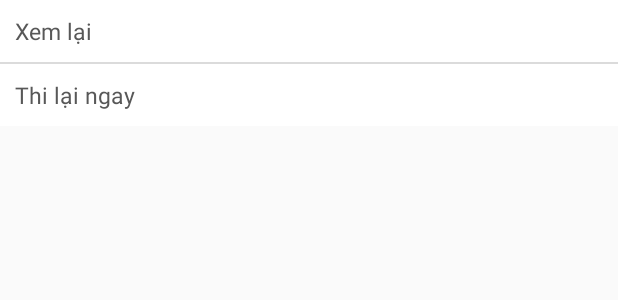
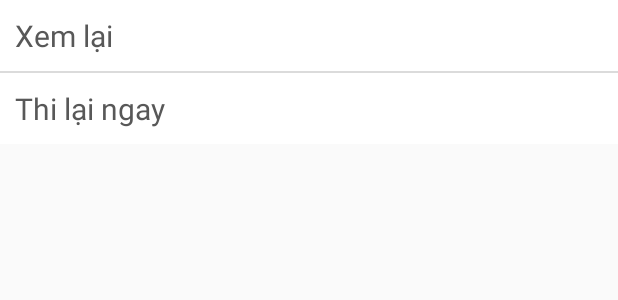
Before and after one commit to HikaruNguyen/Ezlearn, an Android app: the layout dialog_history_exam_choose.xml on its own in the app's theme, with its tools: preview values and no code run, on a phone screen of 412 x 824 dp. Shown: the top 300 px of the screen. Run offline under Robolectric (Android 15) with nearby library versions, the phone set to English and light mode, and no system bars.

```diff
--- a/app/src/main/res/layout/dialog_history_exam_choose.xml
+++ b/app/src/main/res/layout/dialog_history_exam_choose.xml
@@ -13,7 +13,7 @@
             android:padding="@dimen/margin_10dp"
             android:text="@string/review"
             android:textColor="@color/text_black"
-            android:textSize="@dimen/text_size_15sp" />
+            android:textSize="@dimen/text_size_20sp" />
 
         <View
             android:layout_width="match_parent"
@@ -28,6 +28,6 @@
             android:padding="@dimen/margin_10dp"
             android:text="@string/retesting"
             android:textColor="@color/text_black"
-            android:textSize="@dimen/text_size_15sp" />
+            android:textSize="@dimen/text_size_20sp" />
     </LinearLayout>
 </layout>
```
Also changed, not shown: app/src/main/res/mipmap-hdpi/ic_launcher.png, app/src/main/res/mipmap-hdpi/ic_launcher_round.png, app/src/main/res/mipmap-mdpi/ic_launcher.png, app/src/main/res/mipmap-mdpi/ic_launcher_round.png, app/src/main/res/mipmap-xhdpi/ic_launcher.png, app/src/main/res/mipmap-xhdpi/ic_launcher_round.png, app/src/main/res/mipmap-xxhdpi/ic_launcher.png, app/src/main/res/mipmap-xxhdpi/ic_launcher_round.png, app/src/main/res/mipmap-xxxhdpi/ic_launcher.png, app/src/main/res/mipmap-xxxhdpi/ic_launcher_round.png.
